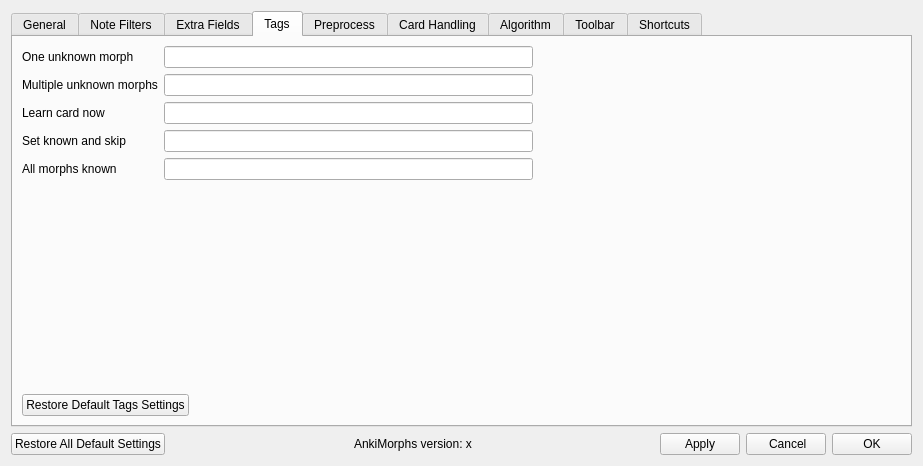
Before: the Qt Designer form ankimorphs/ui/settings_dialog.ui in mortii/anki-morphs, drawn with Qt 5.
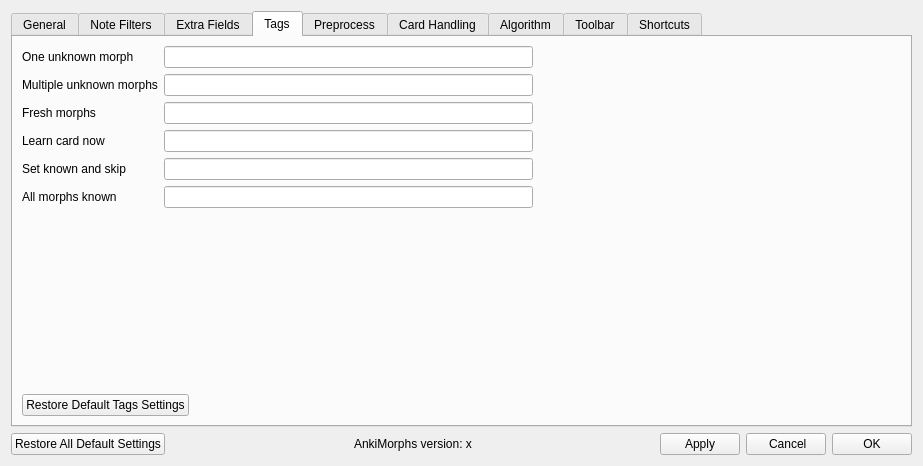
After: the same form once the commit is applied. The open tabs and pages were chosen to show the change.

Commit message: added 'am-fresh-morphs' tag

What changed in the file:
```diff
--- a/ankimorphs/ui/settings_dialog.ui
+++ b/ankimorphs/ui/settings_dialog.ui
@@ -22,7 +22,7 @@
      <item>
       <widget class="QTabWidget" name="tabWidget">
        <property name="currentIndex">
-        <number>7</number>
+        <number>3</number>
        </property>
        <widget class="QWidget" name="tab">
         <attribute name="title">
@@ -452,6 +452,13 @@
                  </property>
                 </widget>
                </item>
+               <item>
+                <widget class="QLabel" name="label_46">
+                 <property name="text">
+                  <string>Fresh morphs</string>
+                 </property>
+                </widget>
+               </item>
                <item>
                 <widget class="QLabel" name="label_6">
                  <property name="text">
@@ -483,6 +490,9 @@
                <item>
                 <widget class="QLineEdit" name="tagNotReadyLineEdit"/>
                </item>
+               <item>
+                <widget class="QLineEdit" name="tagfreshLineEdit"/>
+               </item>
                <item>
                 <widget class="QLineEdit" name="tagLearnCardNowLineEdit"/>
                </item>
```
The commit also changes 7 other files.
